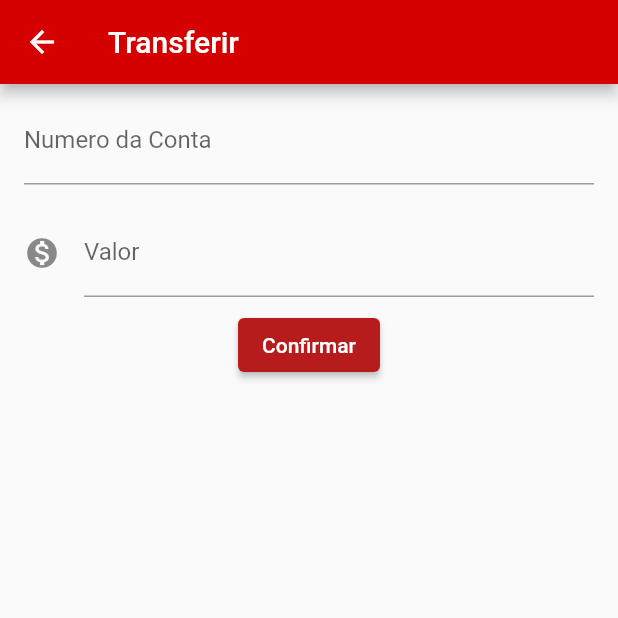
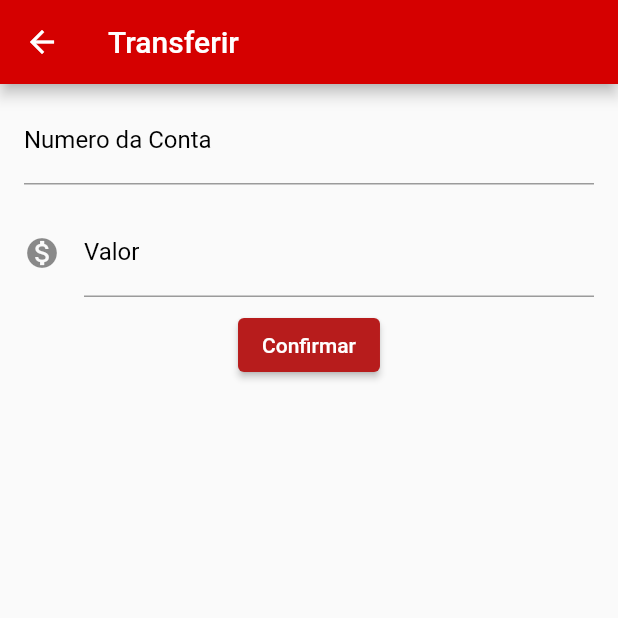
Before and after one commit to AlineCruzDEV/bytebank, a Flutter app: the screen it shows after launch, after a tap on the "add" icon, on a phone screen of 412 x 824 dp, the top half of it. Run offline on Flutter 3.47's test engine with Material 2 defaults, Android fonts, the phone set to English and light mode, and no system bars.

Commit message:
Changed: border color of editor and cursor color of theme.

```diff
--- a/lib/components/editor.dart
+++ b/lib/components/editor.dart
@@ -26,6 +26,15 @@ class Editor extends StatelessWidget {
           icon: icon != null ? Icon(icon) : null,
           labelText: label,
           hintText: hint,
+          labelStyle: TextStyle(
+            color: Colors.black,
+          ),
+          focusedBorder: UnderlineInputBorder(
+            borderSide: BorderSide(
+              color: Colors.red,
+              width: 1,
+            )
+          ),
         ),
         keyboardType: TextInputType.number,
       ),
--- a/lib/main.dart
+++ b/lib/main.dart
@@ -18,6 +18,9 @@ class ByteBankApp extends StatelessWidget {
             backgroundColor: Colors.red[900],
           ),
         ),
+        textSelectionTheme: TextSelectionThemeData(
+          cursorColor: Colors.redAccent[700],
+        ),
       ),
       home: TransferList(),
     );
```
